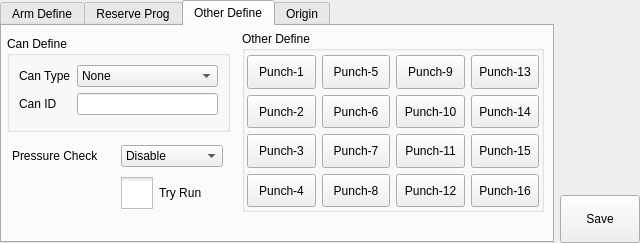
The window that hcsettings/icstructdefineframe.ui (GaussCheng/2-5AxisPunch) describes before a commit, drawn with Qt 5.
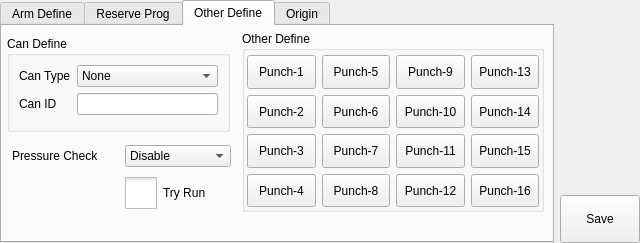
The same window after the commit. The open tabs and pages were chosen to show the change. Icons and pictures are not drawn. Custom widgets are drawn as their Qt base class.

```diff
--- a/hcsettings/icstructdefineframe.ui
+++ b/hcsettings/icstructdefineframe.ui
@@ -1072,7 +1072,7 @@
         <rect>
          <x>10</x>
          <y>115</y>
-         <width>211</width>
+         <width>219</width>
          <height>72</height>
         </rect>
        </property>
```
